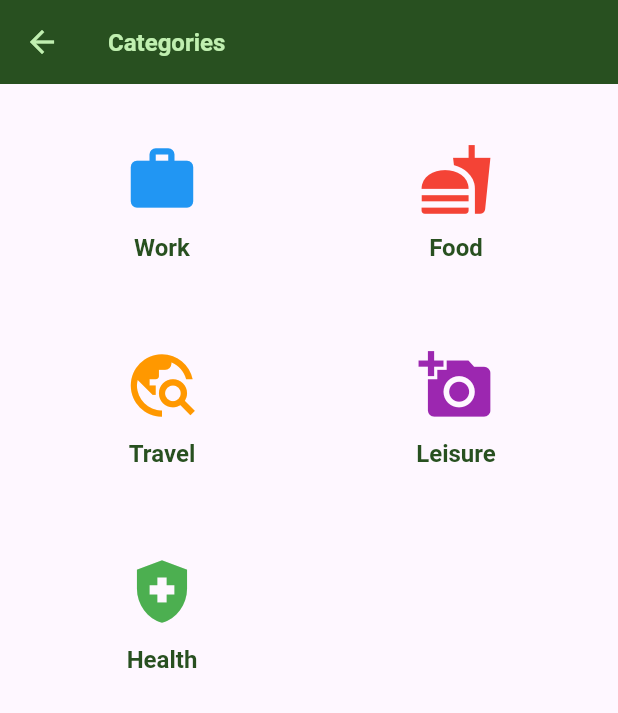
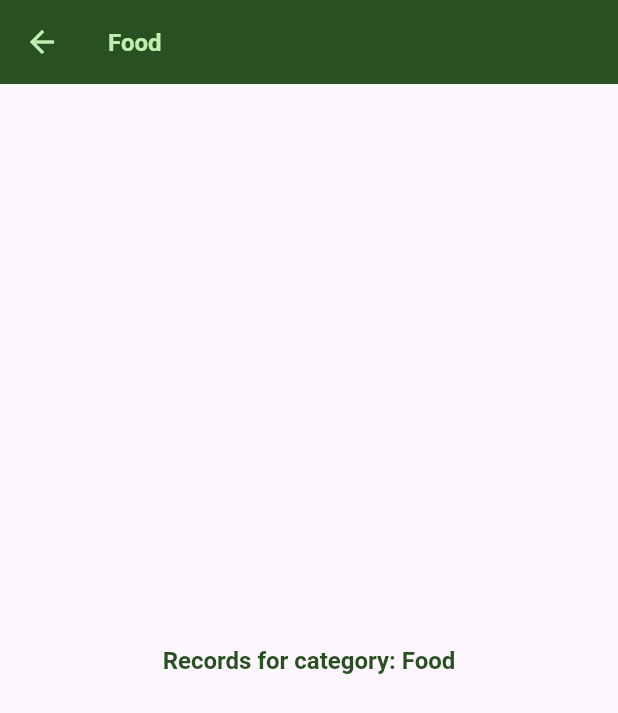
Before and after one commit to jlogicsoftware/prudent, a Flutter app: the CategoriesScreen screen opened by its route, after a tap on "Food", on a phone screen of 412 x 824 dp. Shown: the top 713 px of the screen. Run offline on Flutter 3.47's test engine with Material 3 defaults, Android fonts, the phone set to English and light mode, and no system bars; our stand-ins replace google_fonts.

Commit message:
added screens navigation

```diff
--- a/lib/main.dart
+++ b/lib/main.dart
@@ -68,6 +68,7 @@ void main() {
           routes: {
             '/records': (ctx) => const Records(),
             '/categories': (ctx) => CategoriesScreen(),
+            // CategoryRecords.routeName: (ctx) => const CategoryRecords(),
             // '/category-details': (ctx) => const CategoryDetailsScreen(),
             // '/new-record': (ctx) => const NewRecord(),
           },
--- a/lib/navigation_list.dart
+++ b/lib/navigation_list.dart
@@ -1,15 +1,17 @@
 import 'package:flutter/material.dart';
+import 'package:prudent/records.dart';
+import 'package:prudent/screens/overview.dart';
+import 'package:prudent/screens/settings.dart';
 
 final List<Widget> navigationPages = [
-  const Placeholder(),
-  const Placeholder(),
-  const Placeholder(),
+  const OverviewScreen(),
+  const Records(),
+  const SettingsScreen(),
 ];
 
-final List<String> navigationTitles = ['Home', 'Categories', 'Settings'];
+final List<String> navigationTitles = ['Overview', 'Records', 'More'];
 
 final List<IconData> navigationIcons = [
   Icons.home,
-  Icons.category,
-  Icons.settings,
+  Icons.list_alt, Icons.more,
 ];
--- a/lib/records.dart
+++ b/lib/records.dart
@@ -4,6 +4,8 @@ import 'package:prudent/utils.dart';
 import 'new_record.dart';
 import 'models/record.dart';
 import 'widgets/records_list/records_list.dart';
+
+const String recordsRoute = '/records';
 
 class Records extends StatefulWidget {
   const Records({super.key});
--- a/lib/screens/categories.dart
+++ b/lib/screens/categories.dart
@@ -1,5 +1,7 @@
 import 'package:flutter/material.dart';
 import 'package:prudent/models/category.dart';
+import 'package:prudent/screens/category_records.dart';
+import 'package:prudent/utils.dart';
 
 import '../widgets/category_grid_items.dart';
 
@@ -18,7 +20,7 @@ class CategoriesScreen extends StatelessWidget {
         padding: const EdgeInsets.all(20),
         gridDelegate: SliverGridDelegateWithFixedCrossAxisCount(
           crossAxisCount: 2,
-          childAspectRatio: 3 / 2,
+          childAspectRatio: isMobile(context) ? 1.5 : 2,
           crossAxisSpacing: 20,
           mainAxisSpacing: 20,
         ),
@@ -29,12 +31,18 @@ class CategoriesScreen extends StatelessWidget {
               highlightColor: Theme.of(context).colorScheme.primary,
               borderRadius: BorderRadius.circular(15),
               onTap: () {
-                print('Category tapped: ${category.title}');
-                return;
-                Navigator.pushNamed(
-                  context,
-                  '/category-details',
-                  arguments: category,
+                // Navigator.pushNamed(
+                //   context,
+                //   CategoryRecords.routeName,
+                //   arguments: <String, String>{'categoryTitle': category.title},
+                // );
+                Navigator.of(context).push(
+                  MaterialPageRoute(
+                    builder:
+                        (context) =>
+                            CategoryRecords(categoryTitle: category.title),
+                    settings: RouteSettings(name: CategoryRecords.routeName),
+                  ),
                 );
               },
               child: CategoryGridItem(category: category),
--- /dev/null
+++ b/lib/screens/category_records.dart
@@ -0,0 +1,21 @@
+import 'package:flutter/material.dart';
+
+class CategoryRecords extends StatelessWidget {
+  final String? categoryTitle;
+
+  const CategoryRecords({super.key, this.categoryTitle});
+  static const routeName = '/category-records';
+
+  @override
+  Widget build(BuildContext context) {
+    return Scaffold(
+      appBar: AppBar(title: Text(categoryTitle ?? 'Category Records')),
+      body: Center(
+        child: Text(
+          'Records for category: ${categoryTitle ?? 'Unknown'}',
+          style: Theme.of(context).textTheme.titleLarge,
+        ),
+      ),
+    );
+  }
+}
--- a/lib/widgets/records_list/records_list.dart
+++ b/lib/widgets/records_list/records_list.dart
@@ -16,6 +16,15 @@ class RecordsList extends StatelessWidget {
 
   @override
   Widget build(BuildContext context) {
+    if (records.isEmpty) {
+      return const Center(
+        child: Text(
+          'No records found. Add some expenses!',
+          style: TextStyle(fontSize: 18, color: Colors.grey),
+        ),
+      );
+    }
+
     return ListView.builder(
       itemCount: records.length,
       itemBuilder:
```
Also changed, not shown: lib/navigation_mobile.dart (+1 -13 lines), lib/screens/overview.dart (added, +30 -0 lines), lib/screens/settings.dart (added, +13 -0 lines), 2 other files.
